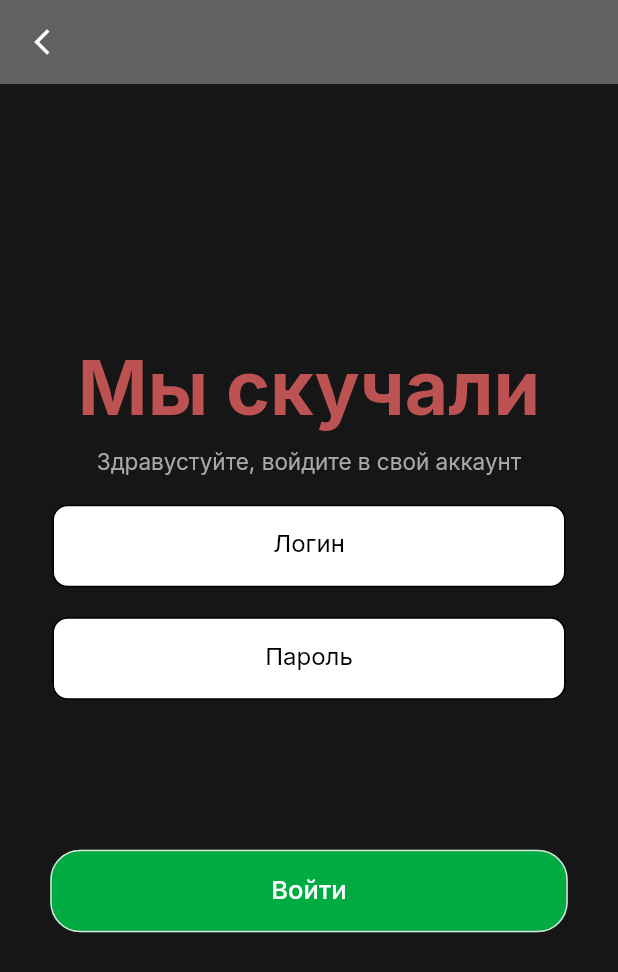
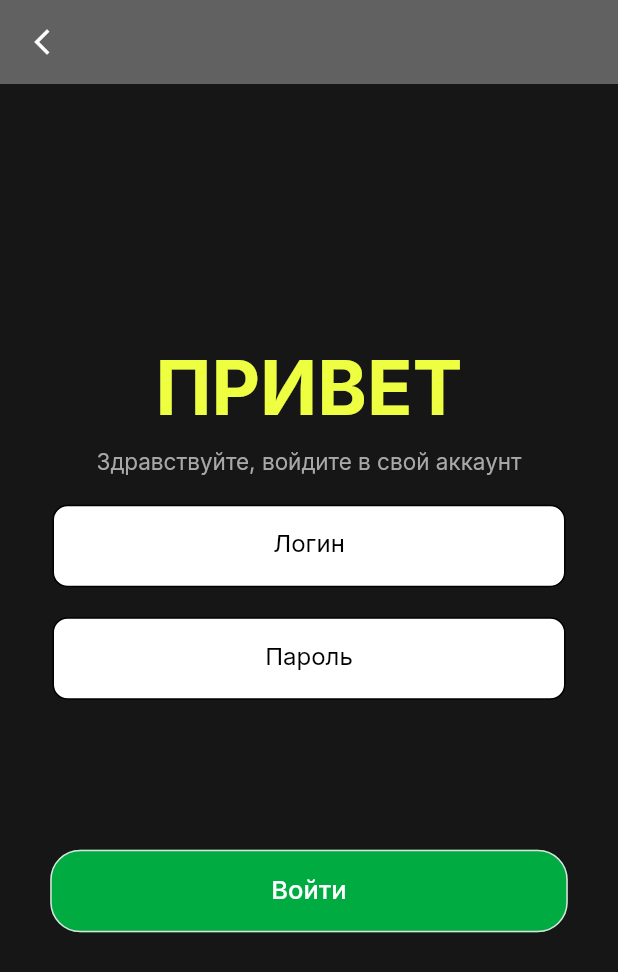
Before and after one commit to flew1x/chat_app, a Flutter app: the screen it shows after launch, after a tap on "Войти", on a phone screen of 412 x 824 dp. Shown: the top 972 px of the screen. Run offline on Flutter 3.47's test engine with Material 2 defaults, Android fonts, the phone set to English and light mode, and no system bars; drawn by our look-alikes of animated_text_kit; our stand-ins replace cached_network_image, faker, firebase_core, get, google_fonts, google_nav_bar and 1 more; missing offline and left inert: stream_chat_flutter_core; accounts and stored records are empty.

Commit message:
created title login page

```diff
--- a/lib/view/screens/login_screen.dart
+++ b/lib/view/screens/login_screen.dart
@@ -1,3 +1,5 @@
+import 'dart:ui';
+
 import 'package:animated_text_kit/animated_text_kit.dart';
 import 'package:flutter/material.dart';
 import 'package:get/get.dart';
@@ -13,8 +15,8 @@ class LoginPage extends StatefulWidget {
 }
 
 class _LoginPageState extends State<LoginPage> {
-  final String _titleText = 'Мы скучали';
-  final String _subtitleText = 'Здравустуйте, войдите в свой аккаунт';
+  final String _titleText = 'ПРИВЕТ';
+  final String _subtitleText = 'Здравcтвуйте, войдите в свой аккаунт';
 
   TextEditingController loginTextController = TextEditingController();
   TextEditingController passwordTextController = TextEditingController();
@@ -37,15 +39,15 @@ class _LoginPageState extends State<LoginPage> {
                   children: [
                     AnimatedTextKit(
                       animatedTexts: [
-                        TypewriterAnimatedText(_titleText,
-                            speed: const Duration(milliseconds: 100),
+                        WavyAnimatedText(_titleText,
+                            speed: const Duration(milliseconds: 200),
                             textStyle: const TextStyle(
                                 fontSize: 50,
-                                fontWeight: FontWeight.bold,
-                                color: Color.fromARGB(255, 189, 82, 82))),
+                                color: Colors.limeAccent,
+                                fontWeight: FontWeight.bold)),
                       ],
                       isRepeatingAnimation: false,
-                    )
+                    ),
                   ],
                 ),
                 const SizedBox(
```
